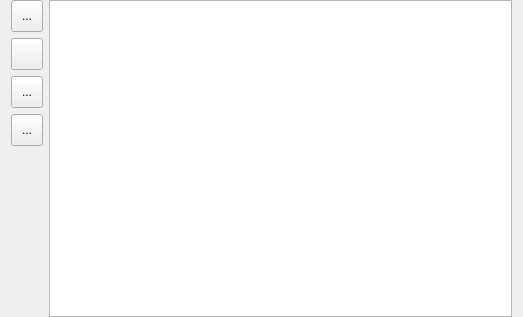
Above: src/editcatwidget.ui from boussouira/moltaqa before the change. Below: the same form after it.
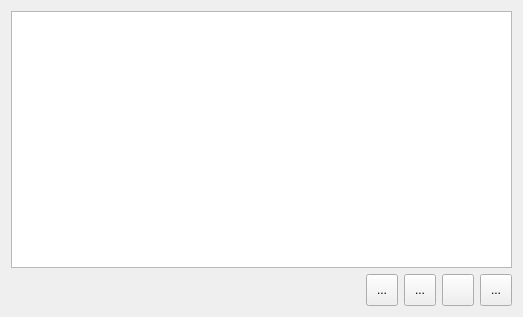
That is the form after the change. Icons and pictures are not drawn.

```diff
--- a/src/editcatwidget.ui
+++ b/src/editcatwidget.ui
@@ -17,17 +17,11 @@
    <enum>Qt::RightToLeft</enum>
   </property>
   <layout class="QGridLayout" name="gridLayout">
-   <property name="topMargin">
-    <number>0</number>
-   </property>
-   <property name="bottomMargin">
-    <number>0</number>
-   </property>
-   <item row="0" column="0">
+   <item row="0" column="0" colspan="2">
     <widget class="QTreeView" name="treeView"/>
    </item>
-   <item row="0" column="1">
-    <layout class="QVBoxLayout" name="verticalLayout_4">
+   <item row="1" column="0">
+    <layout class="QHBoxLayout" name="horizontalLayout">
      <item>
       <widget class="QToolButton" name="toolAddCat">
        <property name="minimumSize">
@@ -65,6 +59,10 @@
        </property>
       </widget>
      </item>
+    </layout>
+   </item>
+   <item row="1" column="1">
+    <layout class="QHBoxLayout" name="horizontalLayout_2">
      <item>
       <widget class="QToolButton" name="toolMoveUp">
        <property name="minimumSize">
@@ -100,14 +98,14 @@
       </widget>
      </item>
      <item>
-      <spacer name="verticalSpacer">
+      <spacer name="horizontalSpacer">
        <property name="orientation">
-        <enum>Qt::Vertical</enum>
+        <enum>Qt::Horizontal</enum>
        </property>
        <property name="sizeHint" stdset="0">
         <size>
-         <width>20</width>
-         <height>40</height>
+         <width>40</width>
+         <height>20</height>
         </size>
        </property>
       </spacer>
```
